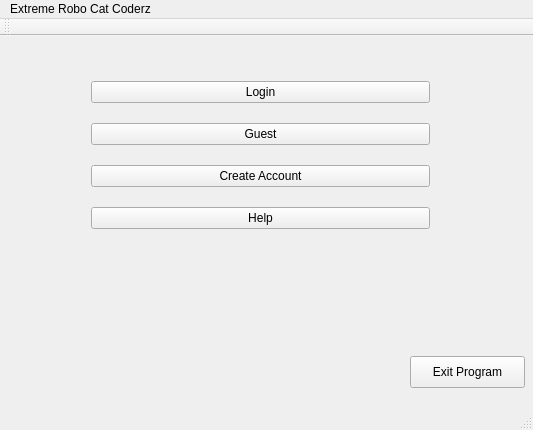
Above: CS1C-Project-Master/mainprogramwindow.ui from AustinVaday/CS1C-Class-Project before the change. Below: the same form after it.
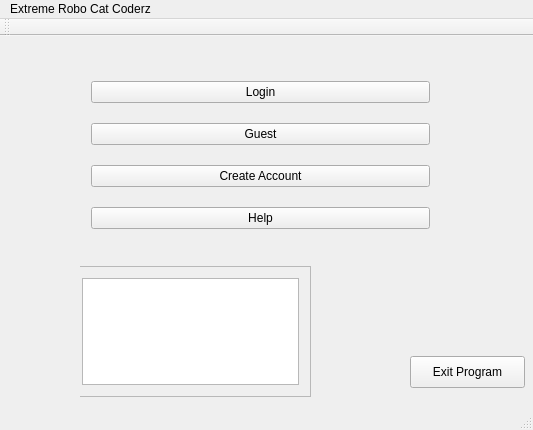
That is the form after the change.

Diff of the .ui file:
```diff
--- a/CS1C-Project-Master/mainprogramwindow.ui
+++ b/CS1C-Project-Master/mainprogramwindow.ui
@@ -79,7 +79,36 @@
     <property name="currentIndex">
      <number>0</number>
     </property>
-    <widget class="QWidget" name="page"/>
+    <widget class="QWidget" name="page">
+     <widget class="QScrollArea" name="scrollArea">
+      <property name="geometry">
+       <rect>
+        <x>-10</x>
+        <y>0</y>
+        <width>241</width>
+        <height>131</height>
+       </rect>
+      </property>
+      <property name="widgetResizable">
+       <bool>true</bool>
+      </property>
+      <widget class="QWidget" name="scrollAreaWidgetContents">
+       <property name="geometry">
+        <rect>
+         <x>0</x>
+         <y>0</y>
+         <width>239</width>
+         <height>129</height>
+        </rect>
+       </property>
+       <layout class="QVBoxLayout" name="verticalLayout_2">
+        <item>
+         <widget class="QTextBrowser" name="tempDisplay"/>
+        </item>
+       </layout>
+      </widget>
+     </widget>
+    </widget>
     <widget class="QWidget" name="page_2"/>
    </widget>
   </widget>
```
